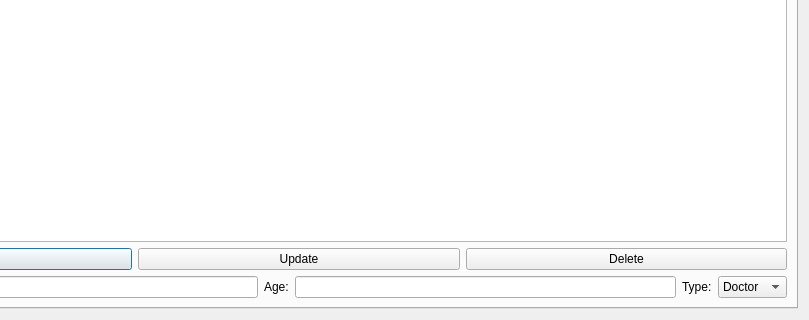
Above: adminwindow.ui from Moaz-Allam-Flutter/Hospital_System before the change; both pictures show x 211 to 1020 and y 400 to 720 of the 1020 by 720 pixel window. Below: the same form after it.
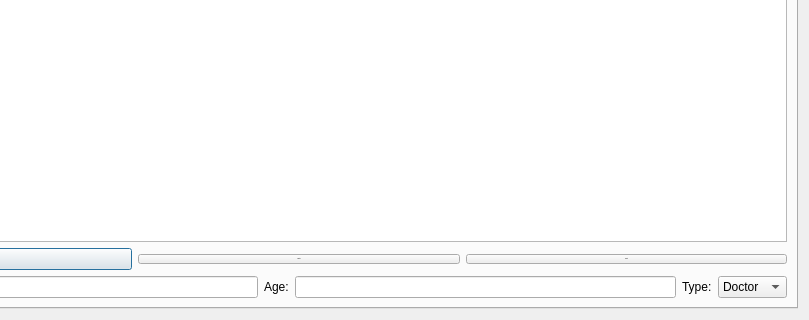
That is the form after the change.

```diff
--- a/adminwindow.ui
+++ b/adminwindow.ui
@@ -212,6 +212,12 @@
          </item>
          <item>
           <widget class="QPushButton" name="pushButtonUpdate">
+           <property name="font">
+            <font>
+             <pointsize>-1</pointsize>
+             <bold>false</bold>
+            </font>
+           </property>
            <property name="text">
             <string>Update</string>
            </property>
@@ -219,6 +225,12 @@
          </item>
          <item>
           <widget class="QPushButton" name="pushButtonDelete">
+           <property name="font">
+            <font>
+             <pointsize>-1</pointsize>
+             <bold>false</bold>
+            </font>
+           </property>
            <property name="text">
             <string>Delete</string>
            </property>
```
Left out of the diff: 5 changed lines with no effect on the pictures.
